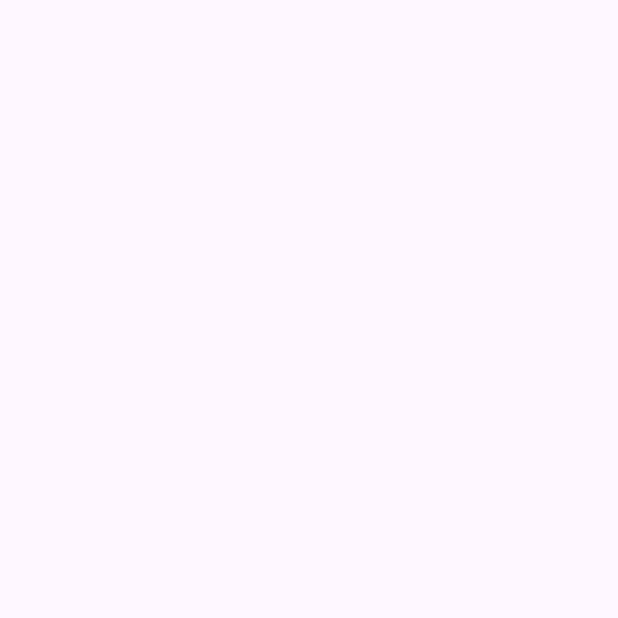
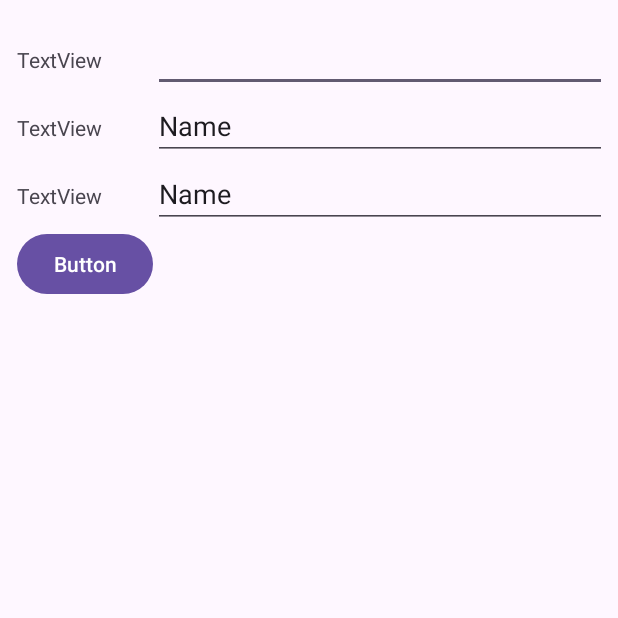
Before and after one commit to DavidFernandezSuco/tarea1PMDM, an Android app: the CrearAlarma screen opened directly, with no data from a screen before it, on a phone screen of 412 x 824 dp, the top half of it. Before the commit the part shown is empty. Run offline under Robolectric (Android 15) with nearby library versions, the light colour scheme and no system bars.

Commit message:
avanzar hasta actividad 2

```diff
--- a/app/src/main/AndroidManifest.xml
+++ b/app/src/main/AndroidManifest.xml
@@ -1,6 +1,8 @@
 <?xml version="1.0" encoding="utf-8"?>
 <manifest xmlns:android="http://schemas.android.com/apk/res/android"
     xmlns:tools="http://schemas.android.com/tools">
+    <!-- añadir permisos de internet -->
+    <uses-permission android:name="android.permission.INTERNET" />
 
     <application
         android:allowBackup="true"
@@ -13,7 +15,10 @@
         android:theme="@style/Theme.David_Fernandez_Suco_PMDM_Tarea1"
         tools:targetApi="31">
         <activity
-            android:name=".Actividad2"
+            android:name=".CrearAlarma"
+            android:exported="false" />
+        <activity
+            android:name=".LoginCorrecto"
             android:exported="false" />
         <activity
             android:name=".MainActivity"
--- a/app/src/main/java/com/example/david_fernandez_suco_pmdm_tarea1/Actividad2.java
+++ b/app/src/main/java/com/example/david_fernandez_suco_pmdm_tarea1/CrearAlarma.java
@@ -8,13 +8,13 @@
 import androidx.core.view.ViewCompat;
 import androidx.core.view.WindowInsetsCompat;
 
-public class Actividad2 extends AppCompatActivity {
+public class CrearAlarma extends AppCompatActivity {
 
     @Override
     protected void onCreate(Bundle savedInstanceState) {
         super.onCreate(savedInstanceState);
         EdgeToEdge.enable(this);
-        setContentView(R.layout.activity_intent_actividad2);
+        setContentView(R.layout.activity_crear_alarma);
         ViewCompat.setOnApplyWindowInsetsListener(findViewById(R.id.main), (v, insets) -> {
             Insets systemBars = insets.getInsets(WindowInsetsCompat.Type.systemBars());
             v.setPadding(systemBars.left, systemBars.top, systemBars.right, systemBars.bottom);
--- a/app/src/main/java/com/example/david_fernandez_suco_pmdm_tarea1/MainActivity.java
+++ b/app/src/main/java/com/example/david_fernandez_suco_pmdm_tarea1/MainActivity.java
@@ -45,7 +45,10 @@
                 if (editTextNombre.getText().toString().equals("admin")
                         && editTextContraseña.getText().toString().equals("admin")) {
                     //si se cumple la condicion ir a la siguiente actividad a través de un intent explicito
-                    Intent intentExplicito = new Intent(MainActivity.this, Actividad2.class);
+                    Intent inicioSesion = new Intent(MainActivity.this, LoginCorrecto.class);
+                    //pasar el nombre del usuario a la siguiente actividad
+                    inicioSesion.putExtra("nombre", editTextNombre.getText().toString());
+                    startActivity(inicioSesion);
                 } else {
                     //si no se cumple mostrar el mensaje correspondiente
                     Toast.makeText(MainActivity.this, "Credenciales incorrectas", Toast.LENGTH_SHORT).show();
--- /dev/null
+++ b/app/src/main/res/layout/activity_crear_alarma.xml
@@ -0,0 +1,85 @@
+<?xml version="1.0" encoding="utf-8"?>
+<androidx.constraintlayout.widget.ConstraintLayout xmlns:android="http://schemas.android.com/apk/res/android"
+    xmlns:app="http://schemas.android.com/apk/res-auto"
+    xmlns:tools="http://schemas.android.com/tools"
+    android:id="@+id/main"
+    android:layout_width="match_parent"
+    android:layout_height="match_parent"
+    tools:context=".CrearAlarma">
+
+    <TableLayout
+        android:layout_width="389dp"
+        android:layout_height="712dp"
+        android:layout_marginTop="16dp"
+        app:layout_constraintEnd_toEndOf="parent"
+        app:layout_constraintStart_toStartOf="parent"
+        app:layout_constraintTop_toTopOf="parent">
+
+        <TableRow
+            android:layout_width="match_parent"
+            android:layout_height="match_parent" >
+
+            <TextView
+                android:id="@+id/textViewAlarmaNombre"
+                android:layout_width="wrap_content"
+                android:layout_height="wrap_content"
+                android:text="TextView" />
+
+            <EditText
+                android:id="@+id/editTextAlarmaNombre"
+                android:layout_width="329dp"
+                android:layout_height="wrap_content"
+                android:ems="10"
+                android:inputType="text" />
+        </TableRow>
+
+        <TableRow
+            android:layout_width="match_parent"
+            android:layout_height="match_parent" >
+
+            <TextView
+                android:id="@+id/textView"
+                android:layout_width="wrap_content"
+                android:layout_height="wrap_content"
+                android:text="TextView" />
+
+            <EditText
+                android:id="@+id/editTextText2"
+                android:layout_width="wrap_content"
+                android:layout_height="wrap_content"
+                android:ems="10"
+                android:inputType="text"
+                android:text="Name" />
+        </TableRow>
+
+        <TableRow
+            android:layout_width="match_parent"
+            android:layout_height="match_parent" >
+
+            <TextView
+                android:id="@+id/textView3"
+                android:layout_width="wrap_content"
+                android:layout_height="wrap_content"
+                android:text="TextView" />
+
+            <EditText
+                android:id="@+id/editTextText3"
+                android:layout_width="wrap_content"
+                android:layout_height="wrap_content"
+                android:ems="10"
+                android:inputType="text"
+                android:text="Name" />
+        </TableRow>
+
+        <TableRow
+            android:layout_width="wrap_content"
+            android:layout_height="match_parent">
+
+            <Button
+                android:id="@+id/button"
+                android:layout_width="match_parent"
+                android:layout_height="wrap_content"
+                android:text="Button" />
+        </TableRow>
+    </TableLayout>
+</androidx.constraintlayout.widget.ConstraintLayout>
--- a/app/src/main/res/layout/activity_intent_actividad2.xml
+++ /dev/null
@@ -1,10 +0,0 @@
-<?xml version="1.0" encoding="utf-8"?>
-<androidx.constraintlayout.widget.ConstraintLayout xmlns:android="http://schemas.android.com/apk/res/android"
-    xmlns:app="http://schemas.android.com/apk/res-auto"
-    xmlns:tools="http://schemas.android.com/tools"
-    android:id="@+id/main"
-    android:layout_width="match_parent"
-    android:layout_height="match_parent"
-    tools:context=".Actividad2">
-
-</androidx.constraintlayout.widget.ConstraintLayout>
--- a/app/src/main/res/values/strings.xml
+++ b/app/src/main/res/values/strings.xml
@@ -4,5 +4,7 @@
     <string name="textViewNombre">Nombre</string>
     <string name="buttonIniciarSesion">Iniciar Sesión</string>
     <string name="buttonCredentiales">Modificar Credenciales</string>
+    <string name="textViewBienvenida">Bienvenido </string>
+    <string name="buttonAlarma">Poner Alarma</string>
 
 </resources>
```
Also changed, not shown: app/src/main/java/com/example/david_fernandez_suco_pmdm_tarea1/LoginCorrecto.java (added, +58 -0 lines), app/src/main/res/layout/activity_login_correcto.xml (added, +48 -0 lines), app/src/main/res/layout/activity_main.xml (+4 -6 lines).
